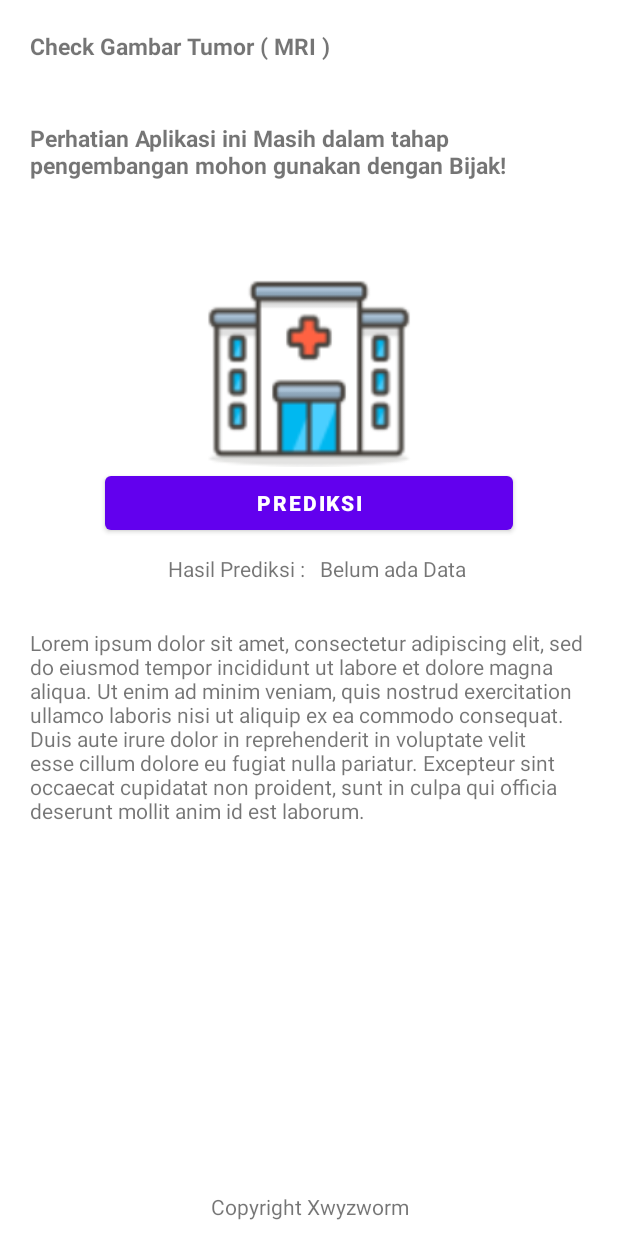
After one commit to Xwyzworms/BrainTumorEndToEnd, an Android app: the layout prediction_layout.xml on its own in the app's theme, with its tools: preview values and no code run, on a phone screen of 412 x 824 dp. The commit adds this screen. Run offline under Robolectric (Android 15) with nearby library versions, the phone set to English and light mode, and no system bars.

Commit message:
done Some Design 1

```diff
--- /dev/null
+++ b/TumorApp/app/src/main/res/layout/prediction_layout.xml
@@ -0,0 +1,114 @@
+<?xml version="1.0" encoding="utf-8"?>
+<androidx.constraintlayout.widget.ConstraintLayout
+    xmlns:android="http://schemas.android.com/apk/res/android"
+    xmlns:app="http://schemas.android.com/apk/res-auto"
+    android:layout_width="match_parent"
+    android:layout_height="match_parent">
+
+    <LinearLayout
+        android:id="@+id/p_linearLayout1"
+        android:layout_width="match_parent"
+        android:layout_height="wrap_content"
+
+        app:layout_constraintEnd_toEndOf="parent"
+        app:layout_constraintStart_toStartOf="parent"
+        app:layout_constraintTop_toTopOf="parent">
+
+        <TextView
+            android:layout_width="wrap_content"
+            android:layout_height="wrap_content"
+            android:text="Check Gambar Tumor ( MRI )"
+            android:layout_margin="20dp"
+            android:textSize="15sp"
+            android:textStyle="bold"
+            />
+    </LinearLayout>
+
+    <LinearLayout
+        android:id="@+id/p_linearLayout2"
+        android:layout_width="match_parent"
+        android:layout_height="wrap_content"
+        app:layout_constraintTop_toBottomOf="@id/p_linearLayout1"
+        app:layout_constraintEnd_toEndOf="parent"
+        app:layout_constraintStart_toStartOf="parent"
+        >
+
+        <TextView
+            android:layout_height="60dp"
+            android:layout_width="match_parent"
+            android:text="Perhatian Aplikasi ini Masih dalam tahap pengembangan mohon gunakan dengan Bijak! "
+            android:layout_margin="20dp"
+            android:textSize="15sp"
+            android:textStyle="bold"
+            />
+
+    </LinearLayout>
+    <LinearLayout
+        android:id="@+id/p_linearLayout3"
+        android:layout_width="match_parent"
+        android:layout_height="wrap_content"
+        android:layout_marginRight="50dp"
+        android:layout_marginLeft="50dp"
+        app:layout_constraintTop_toBottomOf="@id/p_linearLayout2"
+        app:layout_constraintStart_toStartOf="parent"
+        app:layout_constraintEnd_toEndOf="parent"
+        >
+    <ImageView
+        android:layout_width="match_parent"
+        android:layout_height="150dp"
+        android:src="@drawable/hospital"
+        />
+    </LinearLayout>
+
+    <Button
+        android:id="@+id/p_btn_predict"
+        android:layout_width="match_parent"
+        android:layout_height="wrap_content"
+        android:text="Prediksi"
+        android:layout_marginHorizontal="70dp"
+        android:gravity="center"
+        android:textStyle="bold"
+        app:layout_constraintStart_toStartOf="parent"
+        app:layout_constraintEnd_toEndOf="parent"
+        app:layout_constraintTop_toBottomOf="@id/p_linearLayout3"/>
+    <LinearLayout
+        android:id="@+id/p_linearLayout4"
+        android:layout_width="wrap_content"
+        android:layout_height="wrap_content"
+        app:layout_constraintTop_toBottomOf="@id/p_btn_predict"
+        app:layout_constraintStart_toStartOf="parent"
+        app:layout_constraintEnd_toEndOf="parent"
+        >
+
+        <TextView
+            android:id="@+id/p_tv_hasilPredict"
+            android:layout_width="wrap_content"
+            android:layout_height="wrap_content"
+            android:padding="10dp"
+            android:text="Hasil Prediksi :"
+            />
+        <TextView
+            android:layout_width="wrap_content"
+            android:layout_height="wrap_content"
+            android:text="Belum ada Data"/>
+    </LinearLayout>
+
+    <TextView
+        android:layout_width="match_parent"
+        android:layout_height="wrap_content"
+        android:text="@string/dolorsitamre"
+        android:padding="20dp"
+        app:layout_constraintStart_toStartOf="parent"
+        app:layout_constraintEnd_toEndOf="parent"
+        app:layout_constraintTop_toBottomOf="@id/p_linearLayout4"/>
+<TextView
+    android:layout_width="match_parent"
+    android:layout_height="wrap_content"
+    android:text="Copyright Xwyzworm"
+    android:padding="10dp"
+    android:gravity="center"
+    app:layout_constraintStart_toStartOf="parent"
+    app:layout_constraintEnd_toEndOf="parent"
+    app:layout_constraintBottom_toBottomOf="parent"
+    />
+</androidx.constraintlayout.widget.ConstraintLayout>
--- a/TumorApp/app/src/main/res/values/strings.xml
+++ b/TumorApp/app/src/main/res/values/strings.xml
@@ -1,3 +1,5 @@
 <resources>
     <string name="app_name">TumorDetection</string>
+    <string name="lanjutkan_baca"><u>Lanjutkan Baca</u></string>
+    <string name="dolorsitamre">Lorem ipsum dolor sit amet, consectetur adipiscing elit, sed do eiusmod tempor incididunt ut labore et dolore magna aliqua. Ut enim ad minim veniam, quis nostrud exercitation ullamco laboris nisi ut aliquip ex ea commodo consequat. Duis aute irure dolor in reprehenderit in voluptate velit esse cillum dolore eu fugiat nulla pariatur. Excepteur sint occaecat cupidatat non proident, sunt in culpa qui officia deserunt mollit anim id est laborum.</string>
 </resources>
```
Also changed, not shown: TumorApp/app/src/main/res/layout/rekomendasi_content.xml (added, +64 -0 lines), TumorApp/app/src/main/res/layout/rekomendasi_layout.xml (+55 -1 lines), TumorApp/app/src/main/res/layout/ubahprofil_layout.xml (added, +87 -0 lines), TumorApp/app/src/main/res/drawable/hospital.png (added), TumorApp/app/src/main/res/drawable/learning.png (added).
